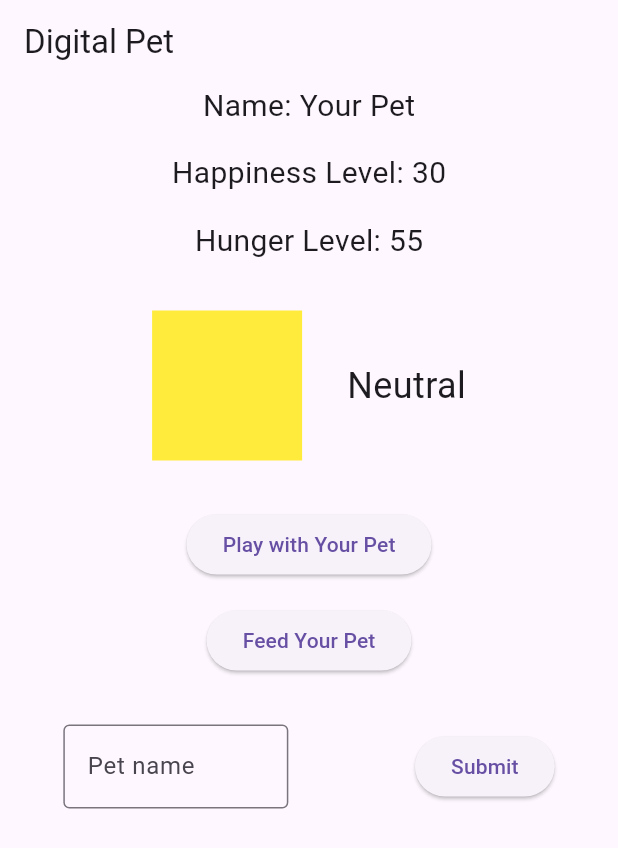
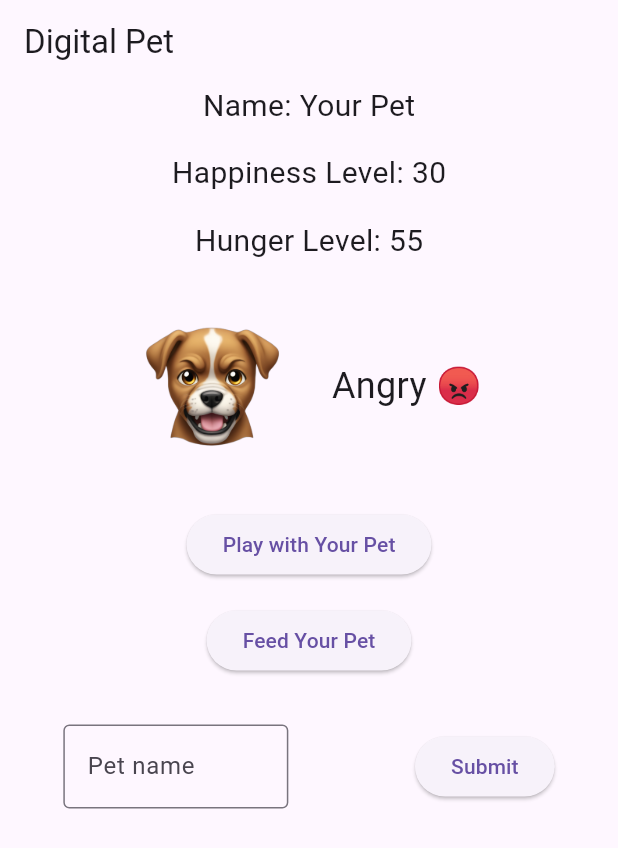
Before and after one commit to kompellabhinav/Cw-3, a Flutter app: the screen it shows after launch, after a tap on "Play with Your Pet", on a phone screen of 412 x 824 dp. Shown: the top 848 px of the screen. Run offline on Flutter 3.47's test engine with Material 3 defaults, Android fonts, the phone set to English and light mode, and no system bars.

Commit message:
Final commit

```diff
--- a/lib/main.dart
+++ b/lib/main.dart
@@ -43,7 +43,7 @@ class _DigitalPetAppState extends State<DigitalPetApp> {
     _winConditionTimer = Timer.periodic(Duration(seconds: 1), (timer) {
       if (happinessLevel > 80) {
         happinessAboveThresholdDuration++;
-        if (happinessAboveThresholdDuration >= 180) {
+        if (happinessAboveThresholdDuration >= 30) {
           // 3 minutes (180 seconds)
           setState(() {
             _hasWon = true;
@@ -158,13 +158,10 @@ class _DigitalPetAppState extends State<DigitalPetApp> {
                   Container(
                     height: 100,
                     width: 100,
-                    color: _isGameOver
-                        ? Colors.black
-                        : happinessLevel < 30
-                            ? Colors.red
-                            : happinessLevel > 70
-                                ? Colors.green
-                                : Colors.yellow,
+                    child: happinessLevel < 30 ? const Image(image: AssetImage("lib/assets/sad.png"))
+                      : happinessLevel > 70 ? const Image(image: AssetImage("lib/assets/happy.png"))
+                      : (happinessLevel >= 30 && happinessLevel < 50) ? const Image(image: AssetImage("lib/assets/angry.png"),)
+                      : const Image(image: AssetImage("lib/assets/dog.png")),
                   ),
                   const SizedBox(
                     width: 30,
@@ -175,10 +172,10 @@ class _DigitalPetAppState extends State<DigitalPetApp> {
                         : _hasWon
                             ? "You Win!"
                             : happinessLevel < 30
-                                ? "Unhappy"
+                                ? "Unhappy 😢"
                                 : happinessLevel > 70
-                                    ? "Happy"
-                                    : "Neutral",
+                                    ? "Happy 😃"
+                                    : (happinessLevel >= 30 && happinessLevel < 50) ? "Angry 😡" : "Neutral 🫤",
                     style: const TextStyle(fontSize: 24),
                   ),
                 ],
--- a/pubspec.yaml
+++ b/pubspec.yaml
@@ -16,4 +16,10 @@ dev_dependencies:
   flutter_lints: ^2.0.0
 
 flutter:
+  assets:
+    - lib/assets/dog.png
+    - lib/assets/happy.png
+    - lib/assets/sad.png
+    - lib/assets/angry.png
+
   uses-material-design: true
```
Also changed, not shown: lib/assets/angry.png (added), lib/assets/dog.png (added), lib/assets/happy.png (added), lib/assets/sad.png (added).
